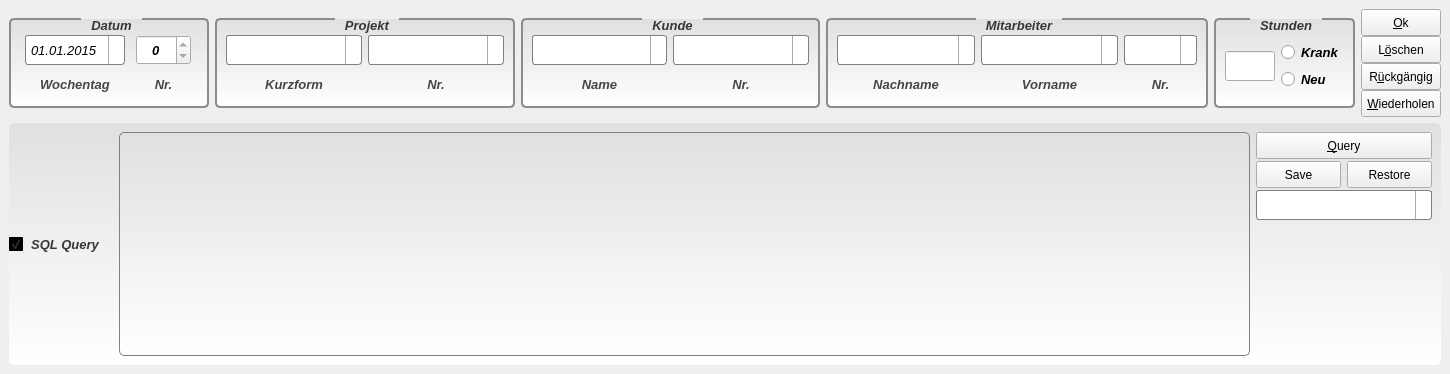
The window that uis/inpfrm.ui (mainster/WorktimeManager) describes before a commit, drawn with Qt 5.
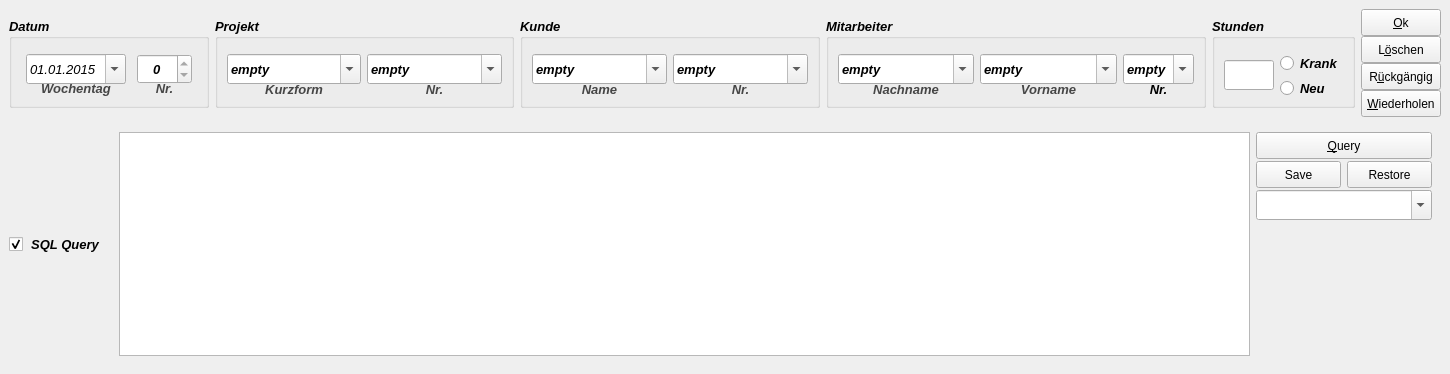
The same window after the commit. Icons and pictures are not drawn. Custom widgets are drawn as their Qt base class.

Commit message: Extended InpFrm:: stylesheet for dynamic propertys [hasFocus] [hasSqlMapper] to draw red frame

```diff
--- a/uis/inpfrm.ui
+++ b/uis/inpfrm.ui
@@ -17,140 +17,164 @@
    </sizepolicy>
   </property>
   <property name="styleSheet">
-   <string notr="true"> QComboBox {
-     border: 1px solid gray;
-     border-radius: 3px;
-     padding: 1px 8px 1px 3px;
-     min-width: 3em;
- } QComboBox:editable {
-     background: white;
- } QComboBox:!editable, QComboBox::drop-down:editable {
-      background: qlineargradient(x1: 0, y1: 0, x2: 0, y2: 1,
-                                  stop: 0 #E1E1E1, stop: 0.4 #DDDDDD,
-                                  stop: 0.5 #D8D8D8, stop: 1.0 #D3D3D3);
- } /* QComboBox gets the &quot;on&quot; state when the popup is open */
- QComboBox:!editable:on, QComboBox::drop-down:editable:on {
-     background: qlineargradient(x1: 0, y1: 0, x2: 0, y2: 1,
-                                 stop: 0 #D3D3D3, stop: 0.4 #D8D8D8,
-                                 stop: 0.5 #DDDDDD, stop: 1.0 #E1E1E1);
- } QComboBox:on { /* shift the text when the popup opens */
-     padding-top: 3px;
-     padding-left: 4px;
- } QComboBox::drop-down {
-     subcontrol-origin: padding;
-     subcontrol-position: top right;
-     width: 15px;
-     border-left-width: 1px;
-     border-left-color: darkgray;
-     border-left-style: solid; /* just a single line */
-     border-top-right-radius: 3px; /* same radius as the QComboBox */
-     border-bottom-right-radius: 3px;
- } QComboBox::down-arrow {
-     image: url(://images/1downarrow13.png);
- } QComboBox::down-arrow:on { /* shift the arrow when popup is open */
-     top: 1px;
-     left: 1px;
- } 
-
- QDateEdit {
-     border: 1px solid gray;
-     border-radius: 3px;
-     padding: 1px 8px 1px 3px;
-     min-width: 3em;
- } QDateEdit:editable {
-     background: white;
- } QDateEdit:!editable, QDateEdit::drop-down:editable {
-      background: qlineargradient(x1: 0, y1: 0, x2: 0, y2: 1,
-                                  stop: 0 #E1E1E1, stop: 0.4 #DDDDDD,
-                                  stop: 0.5 #D8D8D8, stop: 1.0 #D3D3D3);
- } /* QDateEdit gets the &quot;on&quot; state when the popup is open */
- QDateEdit:!editable:on, QDateEdit::drop-down:editable:on {
-     background: qlineargradient(x1: 0, y1: 0, x2: 0, y2: 1,
-                                 stop: 0 #D3D3D3, stop: 0.4 #D8D8D8,
-                                 stop: 0.5 #DDDDDD, stop: 1.0 #E1E1E1);
- } QDateEdit:on { /* shift the text when the popup opens */
-     padding-top: 3px;
-     padding-left: 4px;
- } QDateEdit::drop-down {
-     subcontrol-origin: padding;
-     subcontrol-position: top right;
-     width: 15px;
-     border-left-width: 1px;
-     border-left-color: darkgray;
-     border-left-style: solid; /* just a single line */
-     border-top-right-radius: 3px; /* same radius as the QDateEdit */
-     border-bottom-right-radius: 3px;
- } QDateEdit::down-arrow {
-     image: url(://images/1downarrow13.png);
- } QDateEdit::down-arrow:on { /* shift the arrow when popup is open */
-     top: 1px;
-     left: 1px;
- } 
+   <string notr="true">/* sublime regexp
+^\s{1,}([0-9a-zA-Z\- \(\)\,\#\.:\*\/\;\&quot;\!$]+)[^\{]
+\t\1\n
+*/
+QComboBox, QComboBox [hasFocus=false] {
+	border: 1px solid gray;
+	border-radius: 3px;
+	padding: 0px 3px 0px 3px;
+	min-width: 3em;
+}  [hasFocus=true] {
+	border: 2px solid red;
+	border-radius: 3px;
+	padding: 0px 2px 0px 2px;
+	min-width: 3em;
+}
+QComboBox:editable {
+	background: white;
+}
+QComboBox:!editable, QComboBox::drop-down:editable {
+	background: qlineargradient(x1: 0, y1: 0, x2: 0, y2: 1,
+	stop: 0 #E1E1E1, stop: 0.4 #DDDDDD,
+	stop: 0.5 #D8D8D8, stop: 1.0 #D3D3D3);
+}
+/* QComboBox gets the &quot;on&quot; state when the popup is open */
+QComboBox:!editable:on, QComboBox::drop-down:editable:on {
+	background: qlineargradient(x1: 0, y1: 0, x2: 0, y2: 1,
+	stop: 0 #D3D3D3, stop: 0.4 #D8D8D8,
+	stop: 0.5 #DDDDDD, stop: 1.0 #E1E1E1);
+}
+/* shift the text when the popup opens */
+QComboBox:on {
+	padding-top: 3px;
+	padding-left: 4px;
+}
+QComboBox::drop-down {
+	subcontrol-origin: padding;
+	subcontrol-position: top right;
+	width: 15px;
+	border-left-width: 1px;
+	border-left-color: darkgray;
+	border-left-style: solid; /* just a single line */
+	border-top-right-radius: 3px; /* same radius as the QComboBox */
+	border-bottom-right-radius: 3px;
+}
+QComboBox::down-arrow {
+	image: url(://images/1downarrow13.png);
+}
+QComboBox::down-arrow:on { /* shift the arrow when popup is open */
+	top: 1px;
+	left: 1px;
+}
+/* ------------------- */
+QDateEdit {
+	border: 1px solid gray;
+	border-radius: 3px;
+	padding: 1px 8px 1px 3px;
+	min-width: 3em;
+}
+QDateEdit:editable {
+	background: white;
+}
+QDateEdit:!editable, QDateEdit::drop-down:editable {
+	background: qlineargradient(x1: 0, y1: 0, x2: 0, y2: 1,
+	stop: 0 #E1E1E1, stop: 0.4 #DDDDDD,
+	stop: 0.5 #D8D8D8, stop: 1.0 #D3D3D3);
+} /* QDateEdit gets the &quot;on&quot; state when the popup is open */
+	QDateEdit:!editable:on, QDateEdit::drop-down:editable:on
+{
+	background: qlineargradient(x1: 0, y1: 0, x2: 0, y2: 1,
+	stop: 0 #D3D3D3, stop: 0.4 #D8D8D8,
+	stop: 0.5 #DDDDDD, stop: 1.0 #E1E1E1);
+}
+QDateEdit:on { /* shift the text when the popup opens */
+	padding-top: 3px;
+	padding-left: 4px;
+}
+QDateEdit::drop-down {
+	subcontrol-origin: padding;
+	subcontrol-position: top right;
+	width: 15px;
+	border-left-width: 1px;
+	border-left-color: darkgray;
+	border-left-style: solid; /* just a single line */
+	border-top-right-radius: 3px; /* same radius as the QDateEdit */
+	border-bottom-right-radius: 3px;
+}
+QDateEdit::down-arrow {
+	image: url(://images/1downarrow13.png);
+}
+QDateEdit::down-arrow:on { /* shift the arrow when popup is open */
+	top: 1px;
+	left: 1px;
+}
 /*
 QDateEdit::down-arrow {
-     image: url(://images/1downarrow13.png);
-	 width: 10px;
- } QDateEdit::down-arrow:on {
-     top: 1px;
-     left: 1px;
- } 
-
-
- QSpinBox::down-button {
-     subcontrol-origin: border;
-     subcontrol-position: bottom right;
-
-     width: 12px;
-     border-image: url(:/images/spindown.png) 1;
-     border-width: 1px;
-     border-top-width: 0;
- }
+	image: url(://images/1downarrow13.png);
+	width: 10px;
+}
+QDateEdit::down-arrow:on {
+	top: 1px;
+	left: 1px;
+}
+	QSpinBox::down-button
+{
+	subcontrol-origin: border;
+	subcontrol-position: bottom right;
+	width: 12px;
+	border-image: url(:/images/spindown.png) 1;
+	border-width: 1px;
+	border-top-width: 0;
+}
 */
 QDockWidget {
-     border: 1px solid black;
-     titlebar-close-icon: url(close.png);
-     titlebar-normal-icon: url(undock.png);
- } QDockWidget::title {
-     text-align: left; /* align the text to the left */
-     background: rgb(148, 148, 148);
-     padding-left: 5px;
- } QDockWidget::close-button, QDockWidget::float-button {
-     border: 1px solid transparent;
-     background: darkgray;
-     padding: 0px;
- } QDockWidget::close-button:hover, QDockWidget::float-button:hover {
-     background: gray;
- } QDockWidget::close-button:pressed, QDockWidget::float-button:pressed {
-     padding: 1px -1px -1px 1px;
- }
-
+	border: 1px solid black;
+	titlebar-close-icon: url(close.png);
+	titlebar-normal-icon: url(undock.png);
+}
+QDockWidget::title {
+	text-align: left; /* align the text to the left */
+	background: rgb(148, 148, 148);
+	padding-left: 5px;
+}
+QDockWidget::close-button, QDockWidget::float-button {
+	border: 1px solid transparent;
+	background: darkgray;
+	padding: 0px;
+}
+QDockWidget::close-button:hover, QDockWidget::float-button:hover {
+	background: gray;
+}
+QDockWidget::close-button:pressed, QDockWidget::float-button:pressed {
+	padding: 1px -1px -1px 1px;
+}
 QGroupBox{
-   background-color: qlineargradient(x1: 0, y1: 0, x2: 0, y2: 1, stop: 0 #E0E0E0, stop: 1 #FFFFFF);
-   border-radius: 5px;
-   margin-top: 1ex; /* leave space at the top for the title */
-   font: italic 10pt &quot;Arial&quot;;
-  /* font-weight: bold;*/
+	background-color: qlineargradient(x1: 0, y1: 0, x2: 0, y2: 1, stop: 0 #E0E0E0, stop: 1 #FFFFFF);
+	border-radius: 5px;
+	margin-top: 1ex; /* leave space at the top for the title */
+	font: italic 10pt &quot;Arial&quot;;
 	border: 2px solid rgb(140,140,140);
-   color: rgb(55,55,55);
-   font-weight: bold;
-} QGroupBox::title {
-   subcontrol-origin: margin; /* margin boarder padding content */
-   subcontrol-position: top center; /* position at the top center */
-   top: 1.2ex;   
-   padding: 0 8px 
-} 
-
+	color: rgb(55,55,55);
+	font-weight: bold;
+}
+QGroupBox::title {
+	subcontrol-origin: margin; /* margin boarder padding content */
+	subcontrol-position: top center; /* position at the top center */
+	top: 1.2ex;
+	padding: 0 8px
+}
 QTextEdit {
 	background-color: qlineargradient(x1: 0, y1: 0, x2: 0, y2: 1, stop: 0 #E0E0E0, stop: 1 #FFFFFF);
 	border: 1px solid gray;
 	border-radius: 5px;
 	margin-top: 3ex; /* leave space at the top for the title */
- }
-
-QLabel{
-color: ;
+}
+QLabel {
 	color: rgb(70, 70, 70);
-}</string>
+}
+</string>
   </property>
   <property name="windowTitle">
    <string>Eingabeform</string>
@@ -202,7 +226,7 @@
           <widget class="QSpinBox" name="sbID">
            <property name="minimumSize">
             <size>
-             <width>55</width>
+             <width>0</width>
              <height>30</height>
             </size>
            </property>
@@ -381,7 +405,7 @@
           <widget class="QComboBox" name="cbPrjNummer">
            <property name="minimumSize">
             <size>
-             <width>64</width>
+             <width>59</width>
              <height>30</height>
             </size>
            </property>
@@ -394,6 +418,9 @@
            <property name="editable">
             <bool>true</bool>
            </property>
+           <property name="currentText">
+            <string>empty</string>
+           </property>
            <property name="insertPolicy">
             <enum>QComboBox::NoInsert</enum>
            </property>
@@ -412,7 +439,7 @@
           <widget class="QComboBox" name="cbPrjKurzform">
            <property name="minimumSize">
             <size>
-             <width>64</width>
+             <width>59</width>
              <height>30</height>
             </size>
            </property>
@@ -422,9 +449,15 @@
              <height>30</height>
             </size>
            </property>
+           <property name="styleSheet">
+            <string notr="true"/>
+           </property>
            <property name="editable">
             <bool>true</bool>
            </property>
+           <property name="currentText">
+            <string>empty</string>
+           </property>
            <property name="insertPolicy">
             <enum>QComboBox::NoInsert</enum>
            </property>
@@ -547,7 +580,7 @@
           <widget class="QComboBox" name="cbClientKurzform">
            <property name="minimumSize">
             <size>
-             <width>64</width>
+             <width>59</width>
              <height>30</height>
             </size>
            </property>
@@ -560,6 +593,9 @@
            <property name="editable">
             <bool>true</bool>
            </property>
+           <property name="currentText">
+            <string>empty</string>
+           </property>
            <property name="insertPolicy">
             <enum>QComboBox::NoInsert</enum>
            </property>
@@ -609,7 +645,7 @@
           <widget class="QComboBox" name="cbClientNummer">
            <property name="minimumSize">
             <size>
-             <width>64</width>
+             <width>59</width>
              <height>30</height>
             </size>
            </property>
@@ -622,6 +658,9 @@
            <property name="editable">
             <bool>true</bool>
            </property>
+           <property name="currentText">
+            <string>empty</string>
+           </property>
            <property name="insertPolicy">
             <enum>QComboBox::NoInsert</enum>
            </property>
@@ -716,7 +755,7 @@
           <widget class="QComboBox" name="cbWorkerPersonalNr">
            <property name="minimumSize">
             <size>
-             <width>64</width>
+             <width>59</width>
              <height>30</height>
             </size>
            </property>
@@ -729,6 +768,9 @@
            <property name="editable">
             <bool>true</bool>
            </property>
+           <property name="currentText">
+            <string>empty</string>
+           </property>
            <property name="maxVisibleItems">
             <number>20</number>
            </property>
@@ -750,7 +792,7 @@
           <widget class="QComboBox" name="cbWorkerNachname">
            <property name="minimumSize">
             <size>
-             <width>64</width>
+             <width>59</width>
              <height>30</height>
             </size>
            </property>
@@ -763,6 +805,9 @@
            <property name="editable">
             <bool>true</bool>
            </property>
+           <property name="currentText">
+            <string>empty</string>
+           </property>
            <property name="insertPolicy">
             <enum>QComboBox::NoInsert</enum>
            </property>
@@ -781,7 +826,7 @@
           <widget class="QComboBox" name="cbWorkerVorname">
            <property name="minimumSize">
             <size>
-             <width>64</width>
+             <width>59</width>
              <height>30</height>
             </size>
            </property>
@@ -794,6 +839,9 @@
            <property name="editable">
             <bool>true</bool>
            </property>
+           <property name="currentText">
+            <string>empty</string>
+           </property>
            <property name="insertPolicy">
             <enum>QComboBox::NoInsert</enum>
            </property>
@@ -941,7 +989,7 @@
           <widget class="QLineEdit" name="leHrs">
            <property name="minimumSize">
             <size>
-             <width>50</width>
+             <width>0</width>
              <height>30</height>
             </size>
            </property>
@@ -1278,7 +1326,7 @@
            </property>
            <property name="minimumSize">
             <size>
-             <width>64</width>
+             <width>59</width>
              <height>30</height>
             </size>
            </property>
@@ -1334,6 +1382,13 @@
    </property>
   </action>
  </widget>
+ <customwidgets>
+  <customwidget>
+   <class>MdComboBox</class>
+   <extends>QComboBox</extends>
+   <header>mdcombobox.h</header>
+  </customwidget>
+ </customwidgets>
  <tabstops>
   <tabstop>datePicker</tabstop>
   <tabstop>cbClientKurzform</tabstop>
```
Left out of the diff: 124 changed lines with no effect on the pictures. The commit also changes 4 other files.
